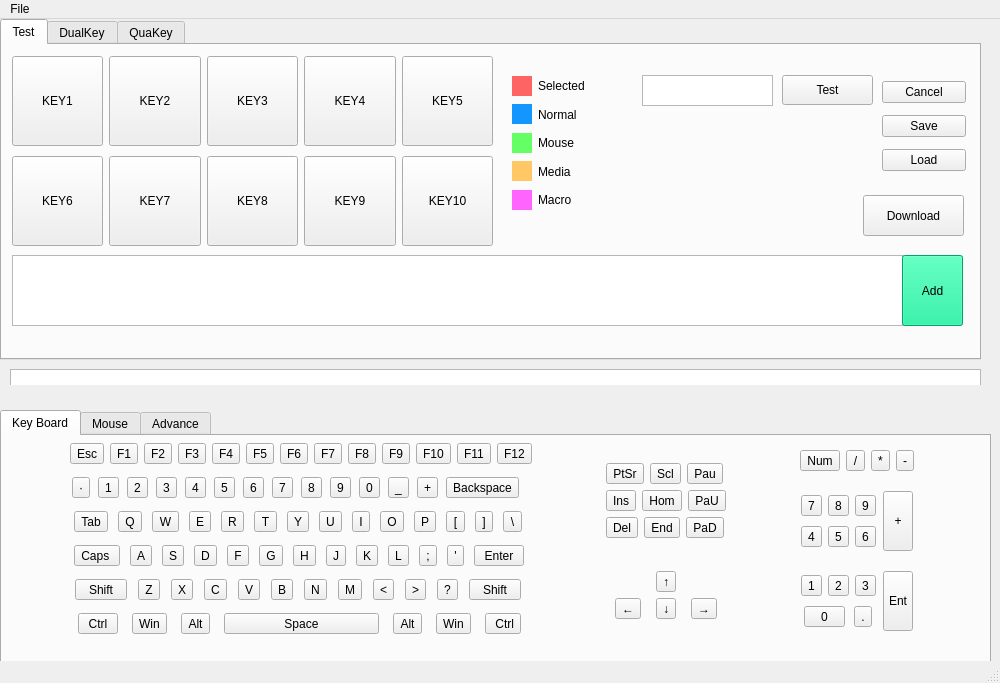
Before: the Qt Designer form KeyBoardSetter/KeyboardSetter/mainwindow.ui in TabbycatPie/CustomKeyboard, drawn with Qt 5.
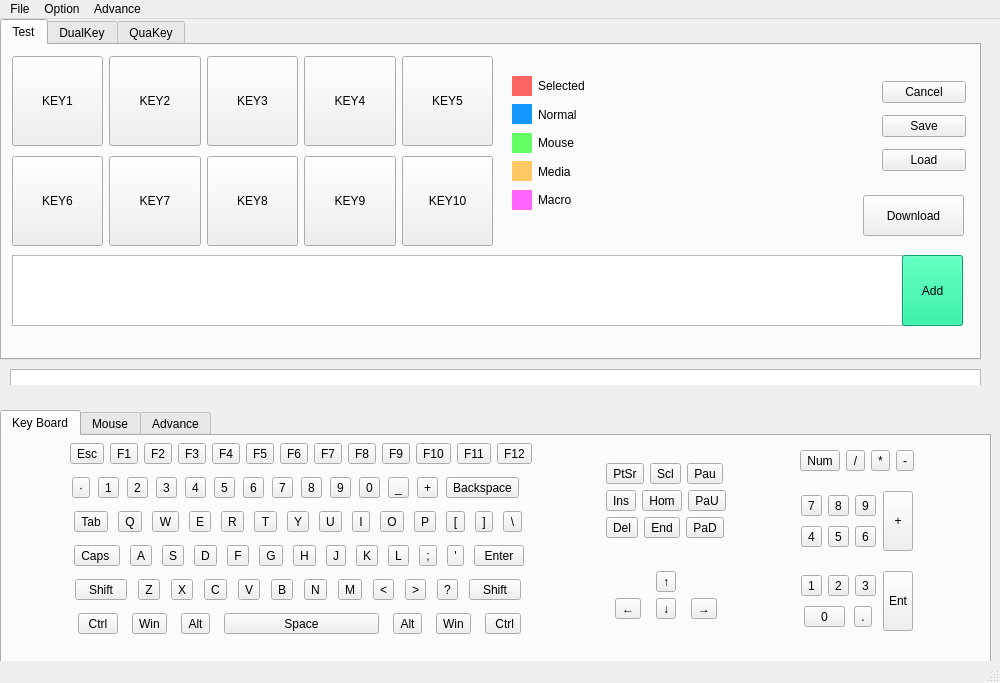
After: the same form once the commit is applied.

Diff of the .ui file:
```diff
--- a/KeyBoardSetter/KeyboardSetter/mainwindow.ui
+++ b/KeyBoardSetter/KeyboardSetter/mainwindow.ui
@@ -495,29 +495,6 @@
        </item>
       </layout>
      </widget>
-     <widget class="QPushButton" name="btn_test_read">
-      <property name="geometry">
-       <rect>
-        <x>780</x>
-        <y>30</y>
-        <width>91</width>
-        <height>30</height>
-       </rect>
-      </property>
-      <property name="text">
-       <string>Test</string>
-      </property>
-     </widget>
-     <widget class="QTextEdit" name="et_test">
-      <property name="geometry">
-       <rect>
-        <x>640</x>
-        <y>30</y>
-        <width>131</width>
-        <height>31</height>
-       </rect>
-      </property>
-     </widget>
      <zorder>layoutWidget</zorder>
      <zorder>layoutWidget_7</zorder>
      <zorder>verticalLayoutWidget</zorder>
@@ -686,7 +663,28 @@
     <addaction name="separator"/>
     <addaction name="actionExit"/>
    </widget>
+   <widget class="QMenu" name="menuSetting">
+    <property name="title">
+     <string>Option</string>
+    </property>
+    <widget class="QMenu" name="menuLanguage">
+     <property name="title">
+      <string>Language</string>
+     </property>
+     <addaction name="actionEnglish"/>
+     <addaction name="actionChinese"/>
+    </widget>
+    <addaction name="menuLanguage"/>
+   </widget>
+   <widget class="QMenu" name="menuAdvance">
+    <property name="title">
+     <string>Advance</string>
+    </property>
+    <addaction name="actionTest_Device"/>
+   </widget>
    <addaction name="menuFile"/>
+   <addaction name="menuSetting"/>
+   <addaction name="menuAdvance"/>
   </widget>
   <widget class="QStatusBar" name="statusbar"/>
   <widget class="QDockWidget" name="dockKeyboard">
```
Left out of the diff: 36 changed lines with no effect on the pictures.
